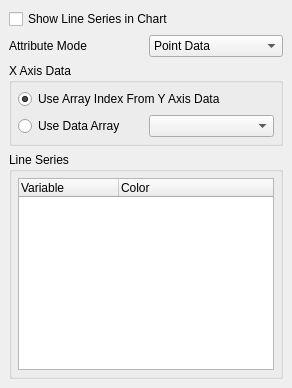
Before: the Qt Designer form Qt/Components/Resources/UI/pqXYPlotDisplayEditor.ui in wildmichael/ParaView3-enhancements-old, drawn with Qt 5.
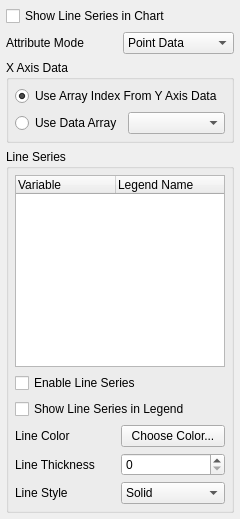
After: the same form once the commit is applied. Icons and pictures are not drawn. Custom widgets are drawn as their Qt base class.

Commit message: ENH: Adding new line chart options to the representation panel. The line width and style can now be set. A checkbox to add the series to the legend is also on the panel, but the functionality is not yet implemented.

What changed in the file:
```diff
--- a/Qt/Components/Resources/UI/pqXYPlotDisplayEditor.ui
+++ b/Qt/Components/Resources/UI/pqXYPlotDisplayEditor.ui
@@ -6,12 +6,12 @@
     <x>0</x>
     <y>0</y>
     <width>240</width>
-    <height>345</height>
+    <height>498</height>
    </rect>
   </property>
   <layout class="QGridLayout" >
    <property name="margin" >
-    <number>9</number>
+    <number>6</number>
    </property>
    <property name="spacing" >
     <number>6</number>
@@ -20,7 +20,7 @@
     <widget class="QGroupBox" name="SeriesGroup" >
      <property name="sizePolicy" >
       <sizepolicy>
-       <hsizetype>3</hsizetype>
+       <hsizetype>5</hsizetype>
        <vsizetype>3</vsizetype>
        <horstretch>0</horstretch>
        <verstretch>0</verstretch>
@@ -36,8 +36,99 @@
       <property name="spacing" >
        <number>6</number>
       </property>
-      <item row="0" column="0" >
+      <item row="2" column="0" colspan="2" >
+       <widget class="QCheckBox" name="ShowInLegend" >
+        <property name="whatsThis" >
+         <string>Use this option to show/hide all the line series in the legend.</string>
+        </property>
+        <property name="text" >
+         <string>Show Line Series in Legend</string>
+        </property>
+       </widget>
+      </item>
+      <item row="3" column="1" >
+       <widget class="pqColorChooserButton" name="ColorButton" >
+        <property name="whatsThis" >
+         <string>Press this button to choose a new color for the line.</string>
+        </property>
+        <property name="text" >
+         <string>Choose Color...</string>
+        </property>
+       </widget>
+      </item>
+      <item row="3" column="0" >
+       <widget class="QLabel" name="label_2" >
+        <property name="text" >
+         <string>Line Color</string>
+        </property>
+       </widget>
+      </item>
+      <item row="4" column="1" >
+       <widget class="QSpinBox" name="Thickness" >
+        <property name="whatsThis" >
+         <string>Enter the thickness for the line.</string>
+        </property>
+        <property name="maximum" >
+         <number>10</number>
+        </property>
+       </widget>
+      </item>
+      <item row="4" column="0" >
+       <widget class="QLabel" name="label_3" >
+        <property name="text" >
+         <string>Line Thickness</string>
+        </property>
+       </widget>
+      </item>
+      <item row="5" column="1" >
+       <widget class="QComboBox" name="StyleList" >
+        <property name="whatsThis" >
+         <string>Select the line style for the series.</string>
+        </property>
+        <item>
+         <property name="text" >
+          <string>Solid</string>
+         </property>
+        </item>
+        <item>
+         <property name="text" >
+          <string>Dash</string>
+         </property>
+        </item>
+        <item>
+         <property name="text" >
+          <string>Dot</string>
+         </property>
+        </item>
+        <item>
+         <property name="text" >
+          <string>Dash Dot</string>
+         </property>
+        </item>
+        <item>
+         <property name="text" >
+          <string>Dash Dot Dot</string>
+         </property>
+        </item>
+       </widget>
+      </item>
+      <item row="5" column="0" >
+       <widget class="QLabel" name="label_4" >
+        <property name="text" >
+         <string>Line Style</string>
+        </property>
+       </widget>
+      </item>
+      <item row="0" column="0" colspan="2" >
        <widget class="pqTreeWidget" name="YAxisArrays" >
+        <property name="sizePolicy" >
+         <sizepolicy>
+          <hsizetype>5</hsizetype>
+          <vsizetype>7</vsizetype>
+          <horstretch>0</horstretch>
+          <verstretch>0</verstretch>
+         </sizepolicy>
+        </property>
         <property name="whatsThis" >
          <string>This displays the list of line series. You can use the list to edit the series options.</string>
         </property>
@@ -54,11 +145,21 @@
         </column>
         <column>
          <property name="text" >
-          <string>Color</string>
+          <string>Legend Name</string>
          </property>
         </column>
        </widget>
       </item>
+      <item row="1" column="0" colspan="2" >
+       <widget class="QCheckBox" name="SeriesEnabled" >
+        <property name="whatsThis" >
+         <string>Use this option to show/hide the line series in the chart.</string>
+        </property>
+        <property name="text" >
+         <string>Enable Line Series</string>
+        </property>
+       </widget>
+      </item>
      </layout>
     </widget>
    </item>
@@ -155,6 +256,11 @@
    <extends>QTreeWidget</extends>
    <header>pqTreeWidget.h</header>
   </customwidget>
+  <customwidget>
+   <class>pqColorChooserButton</class>
+   <extends>QPushButton</extends>
+   <header>pqColorChooserButton.h</header>
+  </customwidget>
  </customwidgets>
  <resources>
   <include location="../pqComponents.qrc" />
```
Left out of the diff: 23 changed lines with no effect on the pictures. The commit also changes 6 other files.
